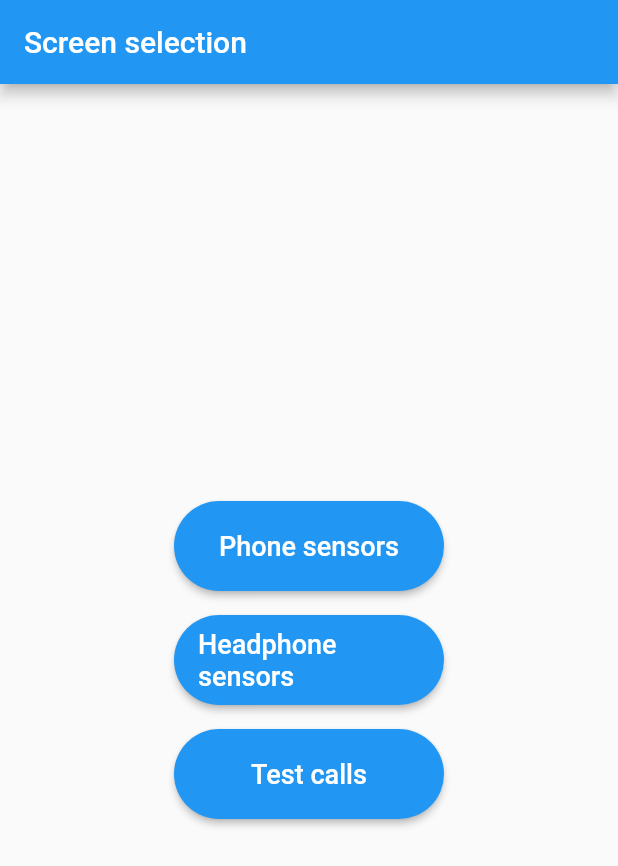
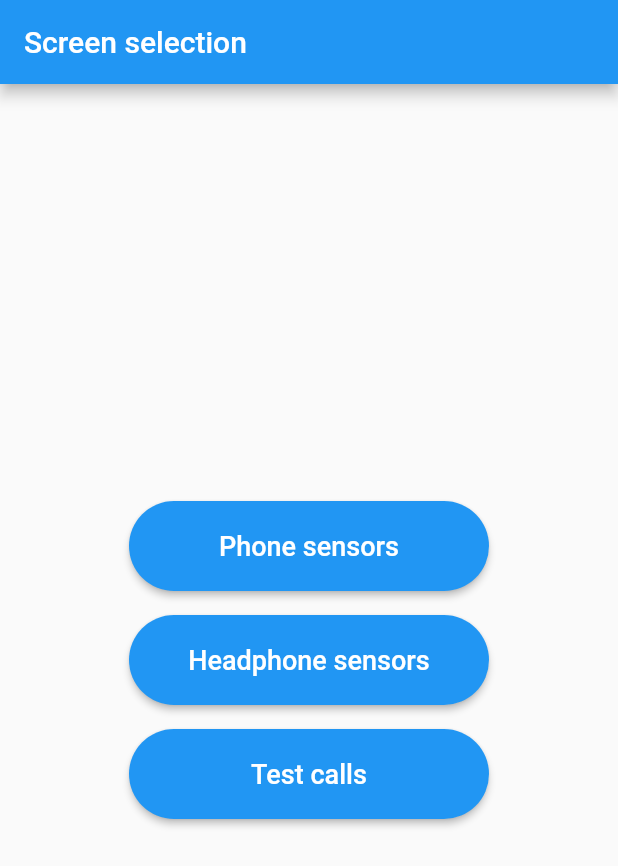
Before and after one commit to DoctorJohn/blinktwice, a Flutter app: the screen it shows after launch, on a phone screen of 412 x 824 dp. Shown: the top 866 px of the screen. Run offline on Flutter 3.47's test engine with Material 2 defaults, Android fonts, the phone set to English and light mode, and no system bars; our stand-ins replace fl_chart, rxdart, sensors_plus; missing offline and left inert: esense_flutter, flutter_callkeep.

Commit message:
fix: task button text overflow

```diff
--- a/lib/widgets/task_button.dart
+++ b/lib/widgets/task_button.dart
@@ -10,7 +10,7 @@ class TaskButton extends StatelessWidget {
   Widget build(BuildContext context) {
     return SizedBox(
       height: 60,
-      width: 180,
+      width: 240,
       child: ElevatedButton(
         onPressed: () => Navigator.of(context).push(
           MaterialPageRoute(
```
